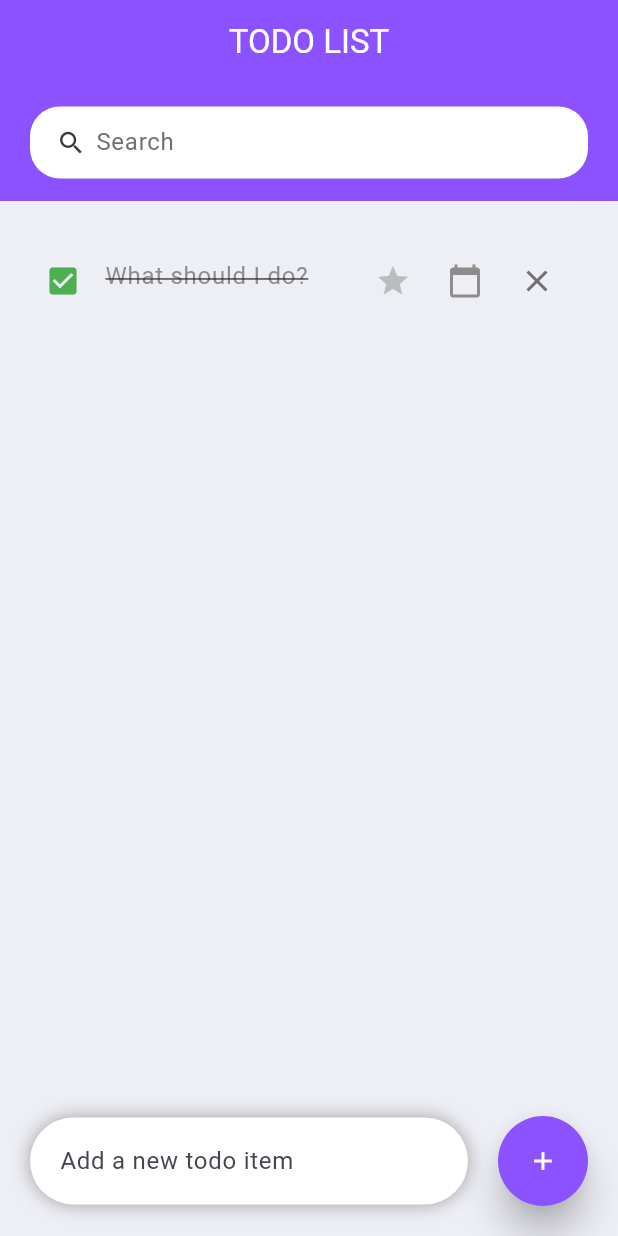
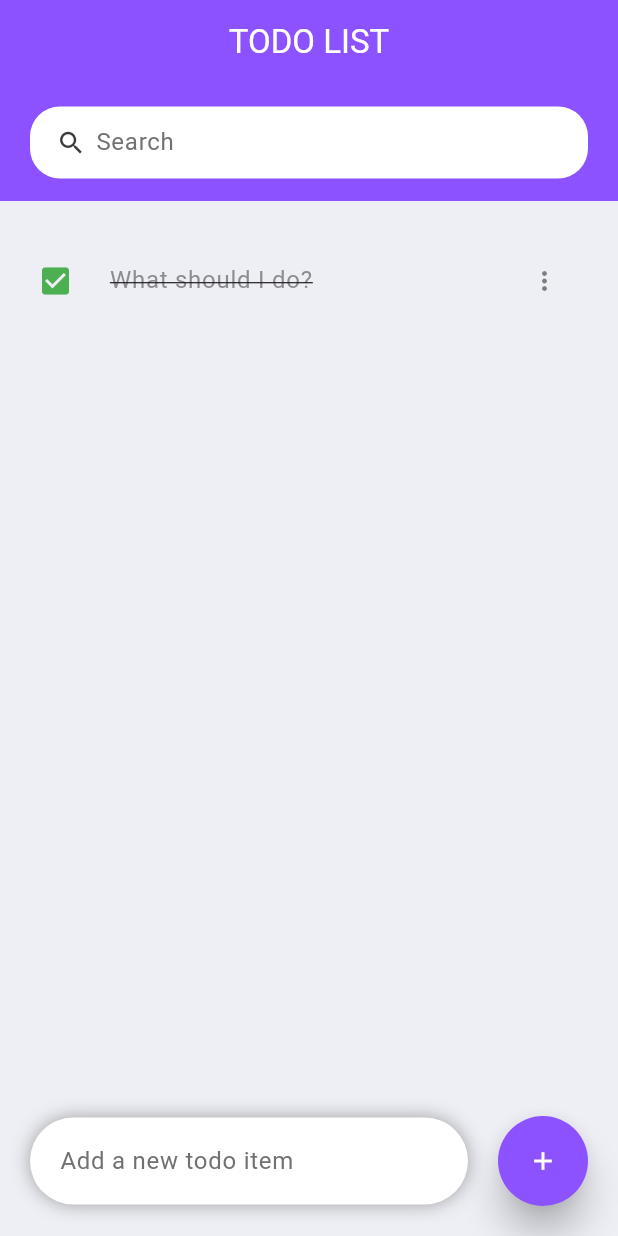
Before and after one commit to milenafs/todo-list-app, a Flutter app: the screen it shows after launch, after a tap on the "add" icon, after a tap on "What should I do?", on a phone screen of 412 x 824 dp. Run offline on Flutter 3.47's test engine with Material 3 defaults, Android fonts, the light colour scheme and no system bars; our stand-ins replace audioplayers, confetti, vibration; Roboto replaces fonts that are missing (ThickerFont).

Commit message:
Fix app closing problem

```diff
--- a/lib/screens/home.dart
+++ b/lib/screens/home.dart
@@ -21,7 +21,7 @@ class _HomeState extends State<Home> {
   List<ToDo> _foundToDo = [];
   final _todoController = TextEditingController();
   late ConfettiController _confettiController;
-  late AudioPlayer player = AudioPlayer();
+  late AudioPlayer player;
 
   @override
   void initState() {
@@ -40,6 +40,20 @@ class _HomeState extends State<Home> {
     WidgetsBinding.instance.addPostFrameCallback((_) async {
       await player.setSource(AssetSource('assets/sounds/todo-completed.wav'));
     });
+  }
+
+  Future<void> playSound(String src) async {
+    try {
+      await player.setSource(AssetSource(src));
+      await player.resume();
+      print("Som reproduzido com sucesso");
+    } catch (e) {
+      print("Falha ao reproduzir o som: $e");
+    }
+  }
+
+  void _completeToDo() {
+    // Tocar o som quando a tarefa for concluída
   }
 
   Future<void> _loadToDos() async {
@@ -165,7 +179,9 @@ class _HomeState extends State<Home> {
                     controller: _todoController,
                     decoration: InputDecoration(
                         hintText: 'Add a new todo item',
-                        border: InputBorder.none),
+                        hintStyle: TextStyle(color: tdGrey),
+                        border: InputBorder.none
+                        ),
                   ),
                 ),
               ),
@@ -254,7 +270,7 @@ class _HomeState extends State<Home> {
       Vibration.vibrate(duration: duration);
     }
     // Play the sound
-    await player.resume();
+    playSound('sounds/todo-completed.wav');
   }
 
   void _deleteToDoItem(String id) {
--- a/lib/utils/index.dart
+++ b/lib/utils/index.dart
@@ -0,0 +1 @@
+export './utils.dart';
--- a/lib/widgets/todo_item.dart
+++ b/lib/widgets/todo_item.dart
@@ -4,6 +4,7 @@ import 'package:flutter/material.dart';
 
 import '../model/todo.dart';
 import '../constants/colors.dart';
+import '../utils/utils.dart';
 
 class ToDoItem extends StatelessWidget {
   final ToDo todo;
@@ -27,6 +28,7 @@ class ToDoItem extends StatelessWidget {
   Widget build(BuildContext context) {
     final now = DateTime.now();
     final startDate = todo.startDate;
+    final isFavorited = todo.isFavorited;
     final endDate = todo.endDate;
     final isEndPending = endDate != null && endDate.isBefore(now);
     final isStartPending = startDate != null && startDate.isBefore(now);
@@ -41,7 +43,8 @@ class ToDoItem extends StatelessWidget {
 
     Color _getChipsColor(bool isStartDate) {
       if (todo.isDone) return const Color.fromARGB(179, 158, 158, 158);
-      if (isStartDate? isStartPending : isEndPending) return const Color.fromARGB(255, 209, 38, 26);
+      if (isStartDate ? isStartPending : isEndPending)
+        return const Color.fromARGB(255, 209, 38, 26);
       if (isStartDate ? isStartToday : isEndToday)
         return const Color.fromARGB(255, 99, 55, 186);
       else
@@ -55,11 +58,13 @@ class ToDoItem extends StatelessWidget {
           dateTime.year == now.year) {
         return 'Today at ${dateTime.hour}:${dateTime.minute.toString().padLeft(2, '0')}';
       }
-      return '${dateTime.day}/${dateTime.month}/${dateTime.year}';
+      String month = monthName(dateTime.month);
+
+      return '$month ${dateTime.day}${dateTime.year != now.year ? ', ${dateTime.year}' : ''}';
     }
 
     return Container(
-      margin: EdgeInsets.only(bottom: 10),
+      margin: EdgeInsets.only(bottom: 5),
       child: ListTile(
         onTap: () {
           onToDoChanged(todo);
@@ -67,7 +72,7 @@ class ToDoItem extends StatelessWidget {
         shape: RoundedRectangleBorder(
           borderRadius: BorderRadius.circular(10),
         ),
-        contentPadding: EdgeInsets.symmetric(horizontal: 10, vertical: 0),
+        contentPadding: EdgeInsets.symmetric(horizontal: 5, vertical: 0),
         leading: Icon(
           todo.isDone ? Icons.check_box : Icons.check_box_outline_blank,
           color: todo.isDone
@@ -77,8 +82,15 @@ class ToDoItem extends StatelessWidget {
         title: Column(
           crossAxisAlignment: CrossAxisAlignment.start,
           children: [
-            Padding(
-              padding: EdgeInsets.only(bottom: 5),
+            Row(
+              children: [
+                if (todo.isFavorited) // Verifique se o todo está favoritado
+                  Icon(
+                    Icons.star,
+                    color: const Color.fromARGB(255, 193, 165, 6),
+                  ),
+                SizedBox(width: 8), // Espaço entre o ícone e o texto
+                Flexible(
                   child: Text(
                     todo.todoText!,
                     style: TextStyle(
@@ -86,21 +98,34 @@ class ToDoItem extends StatelessWidget {
                       color: todo.isDone
                           ? const Color.fromARGB(198, 113, 113, 113)
                           : tdBlack,
-                  decoration: todo.isDone ? TextDecoration.lineThrough : null,
+                      decoration:
+                          todo.isDone ? TextDecoration.lineThrough : null,
+                    ),
+                    overflow: TextOverflow.visible, // Ensure text wraps
                   ),
                 ),
+              ],
             ),
             if (startDate != null || endDate != null)
-              Row(
+              SingleChildScrollView(
+                scrollDirection: Axis.horizontal,
+                child: Row(
                   children: [
                     if (startDate != null)
                       Padding(
                         padding: EdgeInsets.only(right: 5),
                         child: Chip(
-                        label: Text(
+                          label: Row(
+                            children: [
+                              Icon(Icons.flag_outlined,
+                                  size: 16, color: _getChipsColor(true)),
+                              SizedBox(width: 4),
+                              Text(
                                 'Start: ${formatDateTime(startDate)}',
-                          style:
-                              TextStyle(fontSize: 12, color: _getChipsColor(true)),
+                                style: TextStyle(
+                                    fontSize: 12, color: _getChipsColor(true)),
+                              ),
+                            ],
                           ),
                           padding:
                               EdgeInsets.symmetric(horizontal: 2, vertical: 0),
@@ -114,13 +139,20 @@ class ToDoItem extends StatelessWidget {
                       Padding(
                         padding: EdgeInsets.only(right: 10),
                         child: Chip(
-                        label: Text(
-                          ' End: ${formatDateTime(endDate)}',
-                          style:
-                              TextStyle(fontSize: 12, color: _getChipsColor(false)),
+                          label: Row(
+                            children: [
+                              Icon(Icons.access_time,
+                                  size: 16, color: _getChipsColor(false)),
+                              SizedBox(width: 4),
+                              Text(
+                                'End: ${formatDateTime(endDate)}',
+                                style: TextStyle(
+                                    fontSize: 12, color: _getChipsColor(false)),
+                              ),
+                            ],
                           ),
                           padding:
-                            EdgeInsets.symmetric(horizontal: 2, vertical: 0),
+                              EdgeInsets.symmetric(horizontal: 0, vertical: 0),
                           shape: RoundedRectangleBorder(
                             borderRadius: BorderRadius.circular(20),
                             side: BorderSide(color: _getChipsColor(false)),
@@ -129,21 +161,20 @@ class ToDoItem extends StatelessWidget {
                       ),
                   ],
                 ),
+              )
           ],
         ),
-        trailing: Row(
-          mainAxisSize: MainAxisSize.min,
-          children: [
-            IconButton(
-              icon: Icon(Icons.star,
-                  color: todo.isFavorited ? tdBlack: const Color.fromARGB(162, 158, 158, 158)),
-              onPressed: () {
+        trailing: Padding(
+          padding: EdgeInsets.all(0), // Ajuste os valores conforme necessário
+          child: PopupMenuButton<int>(
+            icon: Icon(Icons.more_vert,
+                color: const Color.fromARGB(159, 58, 58, 58), size: 20),
+            onSelected: (int result) async {
+              switch (result) {
+                case 0:
                   onFavoriteItem(todo);
-              },
-            ),
-            IconButton(
-              icon: Icon(Icons.calendar_today, color: const Color.fromARGB(200, 113, 113, 113),),
-              onPressed: () async {
+                  break;
+                case 1:
                   // Select start date and time
                   DateTime? startDate = await showDatePicker(
                     helpText: 'Select start date',
@@ -198,15 +229,40 @@ class ToDoItem extends StatelessWidget {
                       }
                     }
                   }
+                  break;
+                case 2:
+                  onDeleteItem(todo.id);
+                  break;
+              }
             },
+            itemBuilder: (BuildContext context) => <PopupMenuEntry<int>>[
+              PopupMenuItem<int>(
+                value: 0,
+                child: ListTile(
+                  leading: Icon(Icons.star,
+                      color: todo.isFavorited
+                          ? const Color.fromARGB(255, 255, 217, 0)
+                          : const Color.fromARGB(162, 158, 158, 158)),
+                  title: Text('Favorite'),
                 ),
-            IconButton(
-              icon: Icon(Icons.close, color: tdGrey),
-              onPressed: () {
-                onDeleteItem(todo.id);
-              },
+              ),
+              PopupMenuItem<int>(
+                value: 1,
+                child: ListTile(
+                  leading: Icon(Icons.calendar_today,
+                      color: const Color.fromARGB(200, 113, 113, 113)),
+                  title: Text('Set Date & Time'),
+                ),
+              ),
+              PopupMenuItem<int>(
+                value: 2,
+                child: ListTile(
+                  leading: Icon(Icons.delete, color: tdGrey),
+                  title: Text('Delete'),
+                ),
               ),
             ],
+          ),
         ),
       ),
     );
```
Also changed, not shown: lib/utils/utils.dart (+42 -0 lines), 2 other files. Lines whose indentation alone changed are shown as unchanged.
